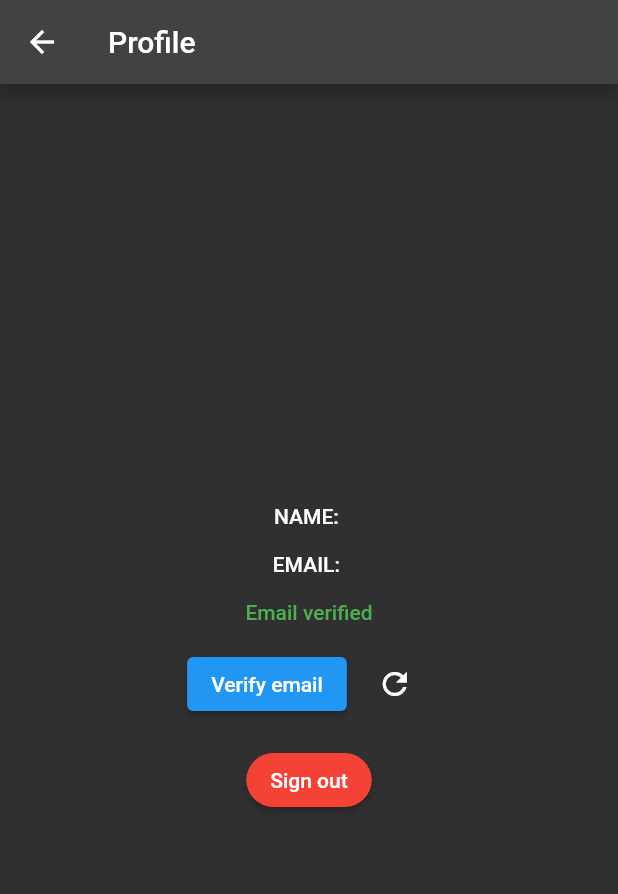
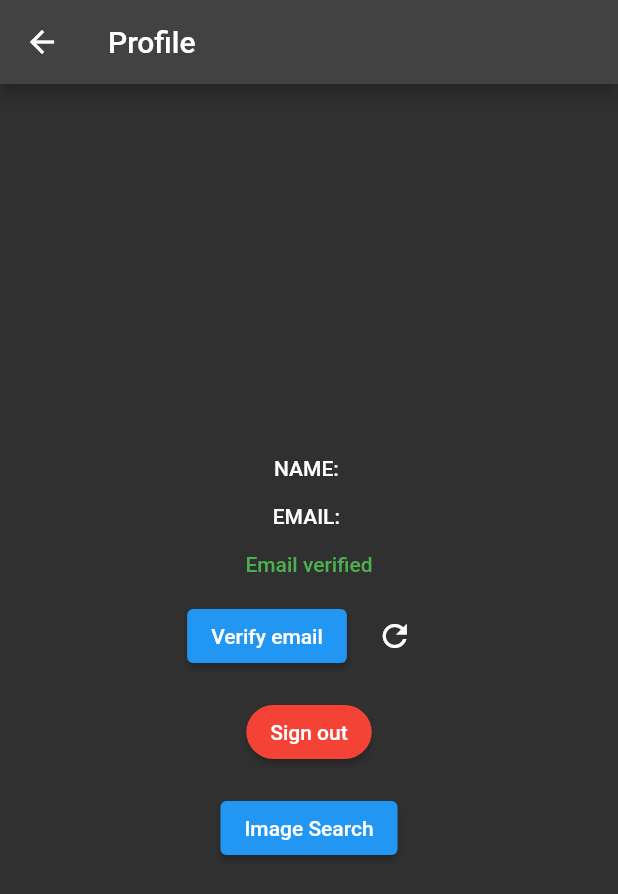
Before and after one commit to Vivacia/project1Mas, a Flutter app: the screen it shows after launch, after a tap on "Sign In", on a phone screen of 412 x 824 dp. Shown: the top 894 px of the screen. Run offline on Flutter 3.47's test engine with Material 2 defaults, Android fonts, the light colour scheme and no system bars; our stand-ins replace cached_network_image, firebase_auth, firebase_core, flutter_signin_button, infinite_scroll_pagination; accounts and stored records are empty; network calls fail.

```diff
--- a/lib/login_page.dart
+++ b/lib/login_page.dart
@@ -7,6 +7,8 @@ import 'package:projectmas/fire_auth.dart';
 import 'package:projectmas/validator.dart';
 
 class LoginPage extends StatefulWidget {
+  const LoginPage({Key? key}) : super(key: key);
+
   @override
   _LoginPageState createState() => _LoginPageState();
 }
@@ -49,7 +51,7 @@ class _LoginPageState extends State<LoginPage> {
       },
       child: Scaffold(
         appBar: AppBar(
-          title: Text('Firebase Authentication'),
+          title: const Text('Firebase Authentication'),
         ),
         body: FutureBuilder(
           future: _initializeFirebase(),
@@ -81,13 +83,13 @@ class _LoginPageState extends State<LoginPage> {
                               hintText: "Email",
                               errorBorder: UnderlineInputBorder(
                                 borderRadius: BorderRadius.circular(6.0),
-                                borderSide: BorderSide(
+                                borderSide: const BorderSide(
                                   color: Colors.red,
                                 ),
                               ),
                             ),
                           ),
-                          SizedBox(height: 8.0),
+                          const SizedBox(height: 8.0),
                           TextFormField(
                             controller: _passwordTextController,
                             focusNode: _focusPassword,
@@ -99,15 +101,15 @@ class _LoginPageState extends State<LoginPage> {
                               hintText: "Password",
                               errorBorder: UnderlineInputBorder(
                                 borderRadius: BorderRadius.circular(6.0),
-                                borderSide: BorderSide(
+                                borderSide: const BorderSide(
                                   color: Colors.red,
                                 ),
                               ),
                             ),
                           ),
-                          SizedBox(height: 24.0),
+                          const SizedBox(height: 24.0),
                           _isProcessing
-                              ? CircularProgressIndicator()
+                              ? const CircularProgressIndicator()
                               : Row(
                                   mainAxisAlignment:
                                       MainAxisAlignment.spaceBetween,
@@ -146,24 +148,24 @@ class _LoginPageState extends State<LoginPage> {
                                             }
                                           }
                                         },
-                                        child: Text(
+                                        child: const Text(
                                           'Sign In',
                                           style: TextStyle(color: Colors.white),
                                         ),
                                       ),
                                     ),
-                                    SizedBox(width: 24.0),
+                                    const SizedBox(width: 24.0),
                                     Expanded(
                                       child: ElevatedButton(
                                         onPressed: () {
                                           Navigator.of(context).push(
                                             MaterialPageRoute(
                                               builder: (context) =>
-                                                  RegisterPage(),
+                                                  const RegisterPage(),
                                             ),
                                           );
                                         },
-                                        child: Text(
+                                        child: const Text(
                                           'Register',
                                           style: TextStyle(color: Colors.white),
                                         ),
@@ -179,7 +181,7 @@ class _LoginPageState extends State<LoginPage> {
               );
             }
 
-            return Center(
+            return const Center(
               child: CircularProgressIndicator(),
             );
           },
--- a/lib/main.dart
+++ b/lib/main.dart
@@ -28,7 +28,7 @@ class AuthExampleApp extends StatelessWidget {
   @override
   Widget build(BuildContext context) {
     return MaterialApp(
-      title: 'Firebase Example App',
+      title: 'Image App',
       theme: ThemeData.dark(),
       home: const Scaffold(
         body: AuthTypeSelector(),
@@ -64,7 +64,7 @@ class AuthTypeSelector extends StatelessWidget {
               icon: Icons.person_add,
               backgroundColor: Colors.indigo,
               text: 'Registration',
-              onPressed: () => _pushPage(context, RegisterPage()),
+              onPressed: () => _pushPage(context, const RegisterPage()),
             ),
           ),
           Container(
@@ -74,7 +74,7 @@ class AuthTypeSelector extends StatelessWidget {
               icon: Icons.verified_user,
               backgroundColor: Colors.orange,
               text: 'Sign In',
-              onPressed: () => _pushPage(context, LoginPage()),
+              onPressed: () => _pushPage(context, const LoginPage()),
             ),
           ),
         ],
--- a/lib/profile_page.dart
+++ b/lib/profile_page.dart
@@ -2,6 +2,7 @@ import 'package:firebase_auth/firebase_auth.dart';
 import 'package:flutter/material.dart';
 import 'package:projectmas/login_page.dart';
 import 'package:projectmas/fire_auth.dart';
+import 'package:projectmas/main.dart';
 
 class ProfilePage extends StatefulWidget {
   final User user;
@@ -28,7 +29,7 @@ class _ProfilePageState extends State<ProfilePage> {
   Widget build(BuildContext context) {
     return Scaffold(
       appBar: AppBar(
-        title: Text('Profile'),
+        title: const Text('Profile'),
       ),
       body: Center(
         child: Column(
@@ -38,12 +39,12 @@ class _ProfilePageState extends State<ProfilePage> {
               'NAME: ${_currentUser.displayName}',
               style: Theme.of(context).textTheme.bodyText1,
             ),
-            SizedBox(height: 16.0),
+            const SizedBox(height: 16.0),
             Text(
               'EMAIL: ${_currentUser.email}',
               style: Theme.of(context).textTheme.bodyText1,
             ),
-            SizedBox(height: 16.0),
+            const SizedBox(height: 16.0),
             _currentUser.emailVerified
                 ? Text(
                     'Email verified',
@@ -59,9 +60,9 @@ class _ProfilePageState extends State<ProfilePage> {
                         .bodyText1!
                         .copyWith(color: Colors.red),
                   ),
-            SizedBox(height: 16.0),
+            const SizedBox(height: 16.0),
             _isSendingVerification
-                ? CircularProgressIndicator()
+                ? const CircularProgressIndicator()
                 : Row(
                     mainAxisSize: MainAxisSize.min,
                     children: [
@@ -75,11 +76,11 @@ class _ProfilePageState extends State<ProfilePage> {
                             _isSendingVerification = false;
                           });
                         },
-                        child: Text('Verify email'),
+                        child: const Text('Verify email'),
                       ),
-                      SizedBox(width: 8.0),
+                      const SizedBox(width: 8.0),
                       IconButton(
-                        icon: Icon(Icons.refresh),
+                        icon: const Icon(Icons.refresh),
                         onPressed: () async {
                           User? user = await FireAuth.refreshUser(_currentUser);
 
@@ -92,9 +93,9 @@ class _ProfilePageState extends State<ProfilePage> {
                       ),
                     ],
                   ),
-            SizedBox(height: 16.0),
+            const SizedBox(height: 16.0),
             _isSigningOut
-                ? CircularProgressIndicator()
+                ? const CircularProgressIndicator()
                 : ElevatedButton(
                     onPressed: () async {
                       setState(() {
@@ -106,11 +107,11 @@ class _ProfilePageState extends State<ProfilePage> {
                       });
                       Navigator.of(context).pushReplacement(
                         MaterialPageRoute(
-                          builder: (context) => LoginPage(),
+                          builder: (context) => const LoginPage(),
                         ),
                       );
                     },
-                    child: Text('Sign out'),
+                    child: const Text('Sign out'),
                     style: ElevatedButton.styleFrom(
                       primary: Colors.red,
                       shape: RoundedRectangleBorder(
@@ -118,6 +119,17 @@ class _ProfilePageState extends State<ProfilePage> {
                       ),
                     ),
                   ),
+            const SizedBox(height: 16.0),
+            ElevatedButton(
+              onPressed: () {
+                Navigator.push(context,
+                    MaterialPageRoute(builder: (context) => FirstRoute()));
+              },
+              child: Text(
+                'Image Search',
+                style: Theme.of(context).textTheme.bodyText1,
+              ),
+            ),
           ],
         ),
       ),
```
Also changed, not shown: lib/register_page.dart (+11 -10 lines), 5 other files.
